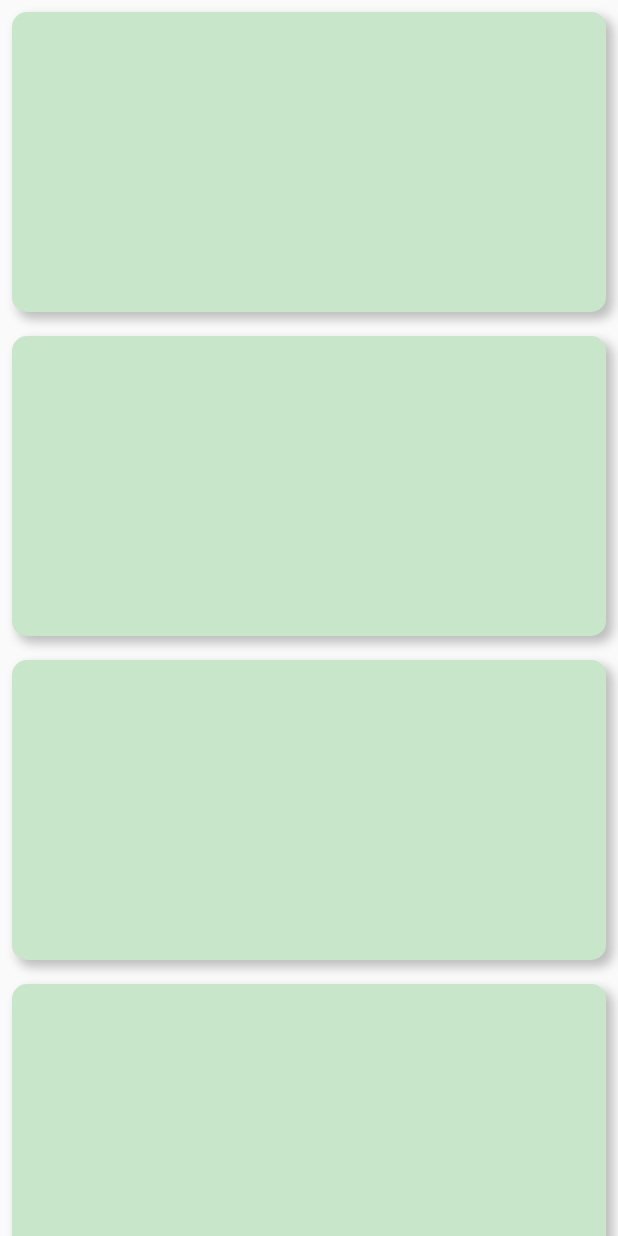
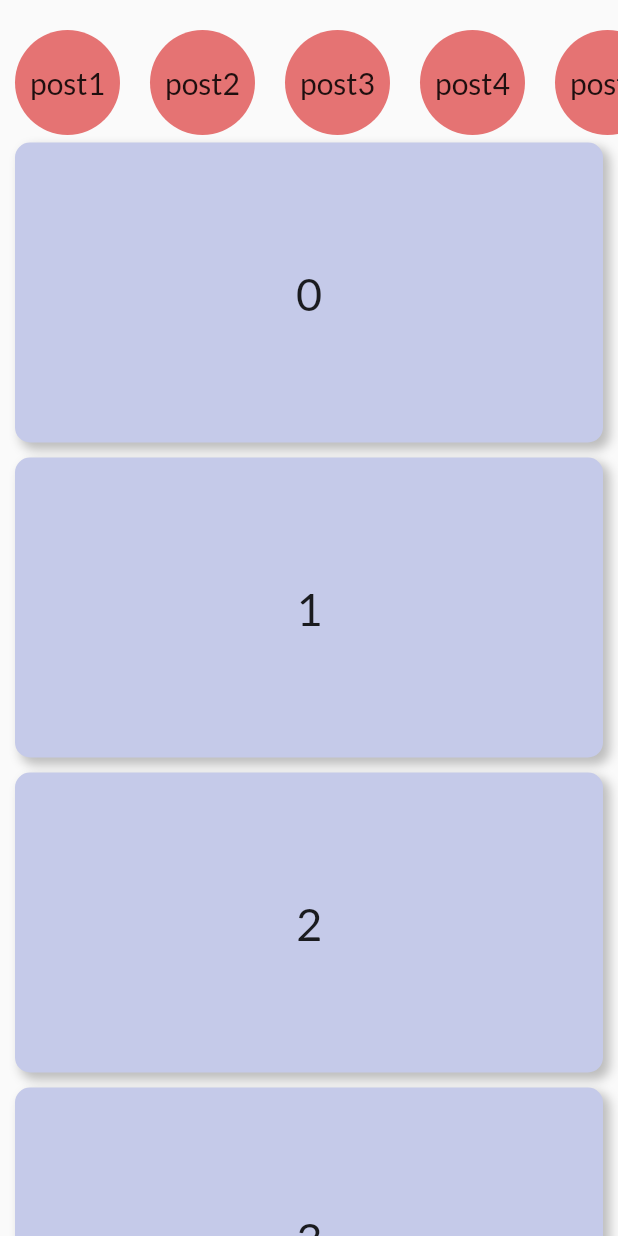
Before and after one commit to monjur35/flutterCourse, a Flutter app: the screen it shows after launch, on a phone screen of 412 x 824 dp. Run offline on Flutter 3.47's test engine with Material 2 defaults, Android fonts, the phone set to English and light mode, and no system bars; our stand-ins replace google_fonts.

Commit message:
list and row -recyclerview

```diff
--- a/lib/models/catalog.dart
+++ b/lib/models/catalog.dart
@@ -1,14 +1,20 @@
+import 'dart:convert';
+
 import 'package:flutter/material.dart';
+import 'package:google_fonts/google_fonts.dart';
 
 class MyRow extends StatelessWidget {
+  final String child;
+  MyRow({required this.child});
+
   @override
   Widget build(BuildContext context) {
     return Padding(
-      padding: const EdgeInsets.all(8),
+      padding: const EdgeInsets.symmetric(vertical: 5, horizontal: 10),
       child: Container(
         decoration: BoxDecoration(
             borderRadius: BorderRadius.circular(10),
-            color: Colors.green.shade100,
+            color: Colors.indigo.shade100,
             boxShadow: [
               BoxShadow(
                   offset: Offset(4.0, 4.0),
@@ -16,6 +22,14 @@ class MyRow extends StatelessWidget {
                   blurRadius: 5,
                   spreadRadius: 0.5)
             ]),
+        child: Center(
+          child: Text(
+            child,
+            style: TextStyle(
+              fontSize: 30,
+            ),
+          ),
+        ),
         height: 200,
       ),
     );
--- a/lib/widgets/day04.dart
+++ b/lib/widgets/day04.dart
@@ -1,31 +1,36 @@
 import 'package:flutter/material.dart';
 import 'package:untitled/models/catalog.dart';
+import 'package:untitled/widgets/story.dart';
 
 class Day04 extends StatelessWidget {
-  final List _post = [
-     'post1',
-     'post2',
-     'post3',
-     'post4',
-     'post5',
-     'post6',
-     'post7',
-  ];
+  final List _post = ['post1', 'post2', 'post3', 'post4', 'post5', 'post6'];
+  final List _story = ['post1', 'post2', 'post3', 'post4', 'post5', 'post6'];
   @override
   Widget build(BuildContext context) {
     // TODO: implement build
     return Scaffold(
-        body: ListView.builder(
-          itemCount: 50,
-          itemBuilder: (context, index) {
-            return MyRow();
-          },
-        )
-
-
-
-    );
-
-
-
+        body: Column(
+      children: [
+        Center(
+          child: Container(
+            height: 90,
+            child: ListView.builder(
+                scrollDirection: Axis.horizontal,
+                itemCount: _story.length,
+                itemBuilder: (context, index) {
+                  return MyStory(child: _story[index]);
+                }),
+          ),
+        ),
+        Expanded(
+          child: ListView.builder(
+            itemCount: _post.length,
+            itemBuilder: (context, index) {
+              return MyRow(child: index.toString());
+            },
+          ),
+        ),
+      ],
+    ));
+  }
 }
--- /dev/null
+++ b/lib/widgets/dayo5.dart
@@ -0,0 +1 @@
+import 'package:flutter/material.dart';
--- /dev/null
+++ b/lib/widgets/story.dart
@@ -0,0 +1,22 @@
+import 'package:flutter/material.dart';
+
+class MyStory extends StatelessWidget {
+  final String child;
+
+  MyStory({required this.child});
+
+  @override
+  Widget build(BuildContext context) {
+    // TODO: implement build
+    return Padding(
+      padding: EdgeInsetsDirectional.fromSTEB(5, 20, 5, 0),
+      child: Container(
+        height: 80,
+        width: 80,
+        decoration:
+            BoxDecoration(shape: BoxShape.circle, color: Colors.red.shade300),
+        child: Center(child: Text(child, style: TextStyle(fontSize: 20))),
+      ),
+    );
+  }
+}
```
Also changed, not shown: lib/widgets/newWidget.dart (deleted).
